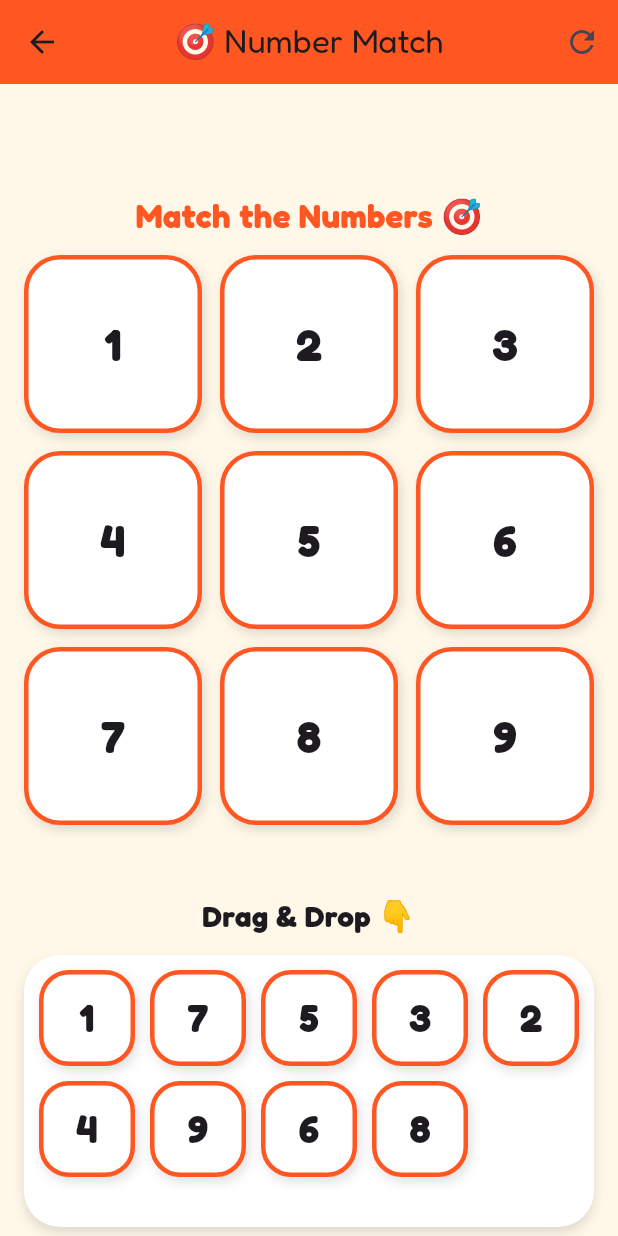
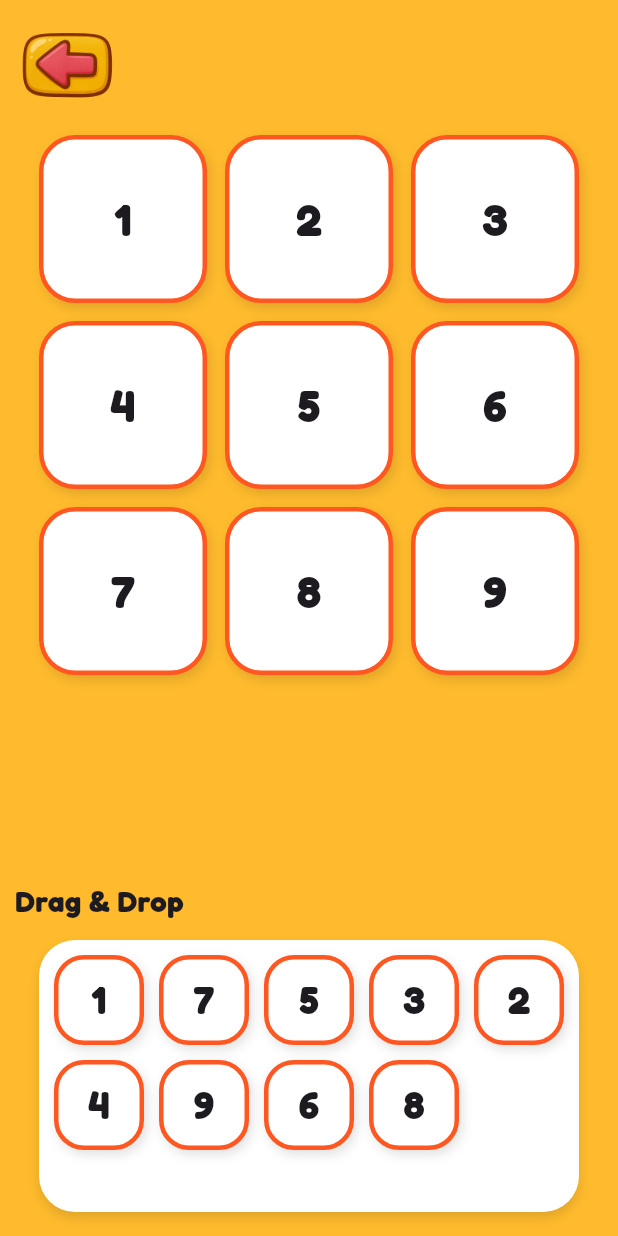
Before and after one commit to argadenil/zinzy, a Flutter app: the NumberMatchingScreen screen opened directly, on a phone screen of 412 x 824 dp. Run offline on Flutter 3.47's test engine with Material 3 defaults, Android fonts, the phone set to English and light mode, and no system bars; our stand-ins replace audioplayers, confetti, flutter_tts, google_fonts, lottie, rive.

Commit message:
fixed code issues

```diff
--- a/lib/screens/numbers/subscreens/numberMatching.dart
+++ b/lib/screens/numbers/subscreens/numberMatching.dart
@@ -11,8 +11,9 @@ class NumberMatchingScreen extends StatefulWidget {
 
 class _NumberMatchingScreenState extends State<NumberMatchingScreen>
     with SingleTickerProviderStateMixin {
-  final ConfettiController _confettiController =
-      ConfettiController(duration: const Duration(seconds: 2));
+  final ConfettiController _confettiController = ConfettiController(
+    duration: const Duration(seconds: 2),
+  );
 
   final List<int> numbers = List.generate(9, (i) => i + 1);
   late List<int> shuffledNumbers;
@@ -35,8 +36,10 @@ class _NumberMatchingScreenState extends State<NumberMatchingScreen>
       duration: const Duration(milliseconds: 600),
     );
 
-    _bounceAnimation =
-        CurvedAnimation(parent: _bounceController, curve: Curves.elasticOut);
+    _bounceAnimation = CurvedAnimation(
+      parent: _bounceController,
+      curve: Curves.elasticOut,
+    );
   }
 
   void _setupGame() {
@@ -81,46 +84,37 @@ class _NumberMatchingScreenState extends State<NumberMatchingScreen>
     final size = MediaQuery.of(context).size;
 
     return Scaffold(
-      backgroundColor: const Color(0xFFFFF7E8),
-      appBar: AppBar(
-        title: const Text('🎯 Number Match'),
-        backgroundColor: Colors.deepOrange,
-        elevation: 0,
-        centerTitle: true,
-        actions: [
-          IconButton(
-            icon: const Icon(Icons.refresh),
-            onPressed: _resetGame,
-          )
-        ],
-      ),
+      backgroundColor: const Color(0xFFffbb2d),
       body: Stack(
         children: [
-          /// CONFETTI
-          Align(
-            alignment: Alignment.topCenter,
-            child: ConfettiWidget(
-              confettiController: _confettiController,
-              blastDirectionality: BlastDirectionality.explosive,
-              emissionFrequency: 0.08,
-              numberOfParticles: 60,
-              gravity: 0.25,
-              minBlastForce: 30,
-              maxBlastForce: 80,
+          /// MAIN GAME
+          Padding(
+            padding: const EdgeInsets.all(10.0),
+            child: SafeArea(
+              child: Column(
+                crossAxisAlignment: CrossAxisAlignment.start,
+                children: [
+                  /// HEADER ROW
+                  Row(
+                    children: [
+                      GestureDetector(
+                        onTap: () => Navigator.pop(context),
+                        child: Image.asset(
+                          'assets/images/back_button.png',
+                          width: 70,
+                          height: 70,
                         ),
                       ),
+                      Spacer(),
 
-          SafeArea(
-            child: Column(
-              children: [
-                const SizedBox(height: 10),
-
-                /// ⭐ STAR COUNTER
+                      /// Star counter on the right
                       ScaleTransition(
                         scale: _bounceAnimation,
                         child: Container(
-                    padding:
-                        const EdgeInsets.symmetric(horizontal: 20, vertical: 8),
+                          padding: const EdgeInsets.symmetric(
+                            horizontal: 20,
+                            vertical: 8,
+                          ),
                           decoration: BoxDecoration(
                             color: Colors.white,
                             borderRadius: BorderRadius.circular(30),
@@ -129,14 +123,17 @@ class _NumberMatchingScreenState extends State<NumberMatchingScreen>
                                 color: Colors.black12,
                                 blurRadius: 6,
                                 offset: Offset(0, 2),
-                        )
+                              ),
                             ],
                           ),
                           child: Row(
                             mainAxisSize: MainAxisSize.min,
                             children: [
-                        const Icon(Icons.star,
-                            color: Colors.amber, size: 32),
+                              const Icon(
+                                Icons.star,
+                                color: Colors.amber,
+                                size: 32,
+                              ),
                               const SizedBox(width: 6),
                               Text(
                                 "$stars",
@@ -149,16 +146,7 @@ class _NumberMatchingScreenState extends State<NumberMatchingScreen>
                           ),
                         ),
                       ),
-
-                const SizedBox(height: 12),
-
-                const Text(
-                  "Match the Numbers 🎯",
-                  style: TextStyle(
-                    fontSize: 22,
-                    fontWeight: FontWeight.bold,
-                    color: Colors.deepOrange,
-                  ),
+                    ],
                   ),
 
                   const SizedBox(height: 10),
@@ -175,13 +163,18 @@ class _NumberMatchingScreenState extends State<NumberMatchingScreen>
                           onWillAccept: (data) => data == number,
                           onAccept: (data) => _handleMatch(number),
                           builder: (context, candidateData, rejectedData) {
+                            final isMatched = matched[number] ?? false;
+                            final isHighlighted = candidateData.isNotEmpty;
+
                             return AnimatedContainer(
                               duration: const Duration(milliseconds: 250),
                               alignment: Alignment.center,
                               decoration: BoxDecoration(
-                              color: matched[number]!
+                                color: isMatched
                                     ? Colors.green.shade400
-                                  : Colors.white,
+                                    : (isHighlighted
+                                          ? Colors.orange.shade100
+                                          : Colors.white),
                                 borderRadius: BorderRadius.circular(24),
                                 border: Border.all(
                                   color: Colors.deepOrange,
@@ -192,11 +185,11 @@ class _NumberMatchingScreenState extends State<NumberMatchingScreen>
                                     color: Colors.black12,
                                     blurRadius: 6,
                                     offset: Offset(2, 3),
-                                )
+                                  ),
                                 ],
                               ),
                               child: Text(
-                              matched[number]! ? "✅ $number" : "$number",
+                                isMatched ? "✅ $number" : "$number",
                                 style: const TextStyle(
                                   fontSize: 30,
                                   fontWeight: FontWeight.bold,
@@ -212,17 +205,19 @@ class _NumberMatchingScreenState extends State<NumberMatchingScreen>
                   const SizedBox(height: 8),
 
                   const Text(
-                  "Drag & Drop 👇",
+                    "Drag & Drop",
                     style: TextStyle(fontSize: 20, fontWeight: FontWeight.bold),
                   ),
 
                   const SizedBox(height: 6),
 
-                /// DRAGGABLE AREA (Fixed height, scrollable)
+                  /// DRAGGABLE AREA
                   Container(
                     height: size.height * 0.22,
-                  margin:
-                      const EdgeInsets.symmetric(horizontal: 16, vertical: 6),
+                    margin: const EdgeInsets.symmetric(
+                      horizontal: 16,
+                      vertical: 6,
+                    ),
                     padding: const EdgeInsets.all(10),
                     decoration: BoxDecoration(
                       color: Colors.white,
@@ -232,7 +227,7 @@ class _NumberMatchingScreenState extends State<NumberMatchingScreen>
                           color: Colors.black12,
                           blurRadius: 6,
                           offset: Offset(0, 4),
-                      )
+                        ),
                       ],
                     ),
                     child: GridView.count(
@@ -240,18 +235,49 @@ class _NumberMatchingScreenState extends State<NumberMatchingScreen>
                       crossAxisSpacing: 10,
                       mainAxisSpacing: 10,
                       children: shuffledNumbers.map((number) {
-                      if (matched[number]!) return const SizedBox();
+                        if (matched[number] == true) {
+                          return const SizedBox();
+                        }
                         return Draggable<int>(
                           data: number,
-                        feedback: _buildNumberCard(number, true),
-                        childWhenDragging:
-                            _buildNumberCard(number, false, faded: true),
+
+                          /// BIGGER while dragging
+                          feedback: Transform.scale(
+                            scale: 1.5,
+                            child: _buildNumberCard(number, true),
+                          ),
+
+                          childWhenDragging: _buildNumberCard(
+                            number,
+                            false,
+                            faded: true,
+                          ),
                           child: _buildNumberCard(number, false),
                         );
                       }).toList(),
                     ),
                   ),
                 ],
+              ),
+            ),
+          ),
+
+          /// 🎉 CONFETTI — ABOVE EVERYTHING
+          Positioned.fill(
+            child: IgnorePointer(
+              child: Align(
+                alignment: Alignment.topCenter,
+                child: ConfettiWidget(
+                  confettiController: _confettiController,
+                  blastDirectionality: BlastDirectionality.explosive,
+                  emissionFrequency: 0.15,
+                  numberOfParticles: 120,
+                  gravity: 0.15,
+                  minBlastForce: 60,
+                  maxBlastForce: 150,
+                  shouldLoop: false,
+                ),
+              ),
             ),
           ),
 
@@ -289,7 +315,9 @@ class _NumberMatchingScreenState extends State<NumberMatchingScreen>
                         style: ElevatedButton.styleFrom(
                           backgroundColor: Colors.deepOrange,
                           padding: const EdgeInsets.symmetric(
-                              horizontal: 30, vertical: 12),
+                            horizontal: 30,
+                            vertical: 12,
+                          ),
                           shape: RoundedRectangleBorder(
                             borderRadius: BorderRadius.circular(20),
                           ),
@@ -298,19 +326,18 @@ class _NumberMatchingScreenState extends State<NumberMatchingScreen>
                           "Play Again",
                           style: TextStyle(fontSize: 18),
                         ),
-                      )
+                      ),
                     ],
                   ),
                 ),
               ),
-            )
+            ),
         ],
       ),
     );
   }
 
-  Widget _buildNumberCard(int number, bool dragging,
-      {bool faded = false}) {
+  Widget _buildNumberCard(int number, bool dragging, {bool faded = false}) {
     return Opacity(
       opacity: faded ? 0.4 : 1,
       child: Material(
@@ -326,15 +353,12 @@ class _NumberMatchingScreenState extends State<NumberMatchingScreen>
                 color: Colors.black12,
                 blurRadius: 6,
                 offset: Offset(2, 3),
-              )
+              ),
             ],
           ),
           child: Text(
             "$number",
-            style: const TextStyle(
-              fontSize: 26,
-              fontWeight: FontWeight.bold,
-            ),
+            style: const TextStyle(fontSize: 26, fontWeight: FontWeight.bold),
           ),
         ),
       ),
```
Lines whose indentation alone changed are shown as unchanged.
